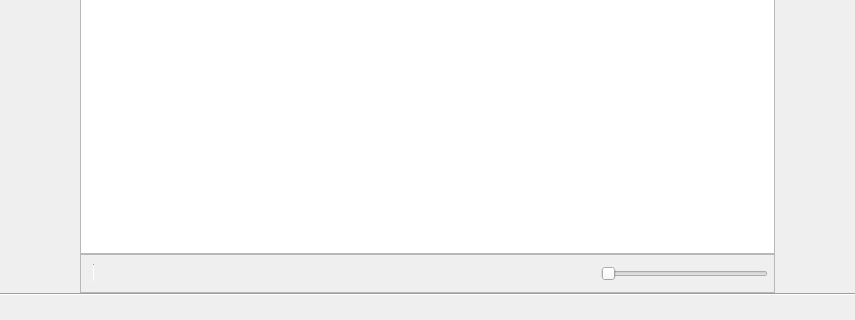
First picture: the form in ui/main_window.ui, repository javier-rojo-ramos/arca, before the edit; both pictures show x 144 to 999 and y 430 to 750 of the 1200 by 750 pixel window.
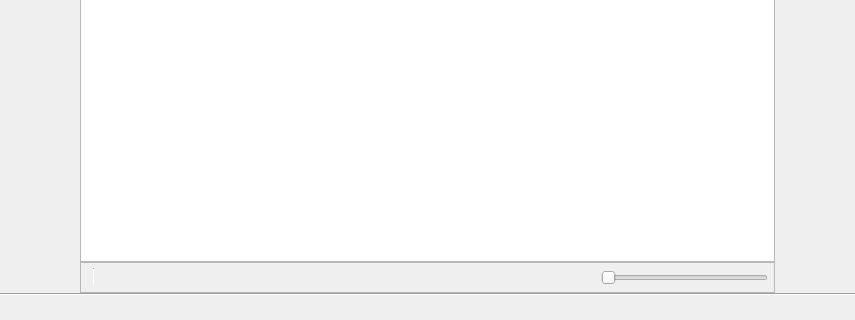
Second picture: the form after the edit. Custom widgets are drawn as their Qt base class.

Commit message: Ajuste de altura en la barra inferior (rating, label, etc) para igualarla a la superior

```diff
--- a/ui/main_window.ui
+++ b/ui/main_window.ui
@@ -397,7 +397,7 @@
             <property name="minimumSize">
              <size>
               <width>0</width>
-              <height>39</height>
+              <height>31</height>
              </size>
             </property>
             <property name="frameShape">
```
The commit also changes 7 other files.
